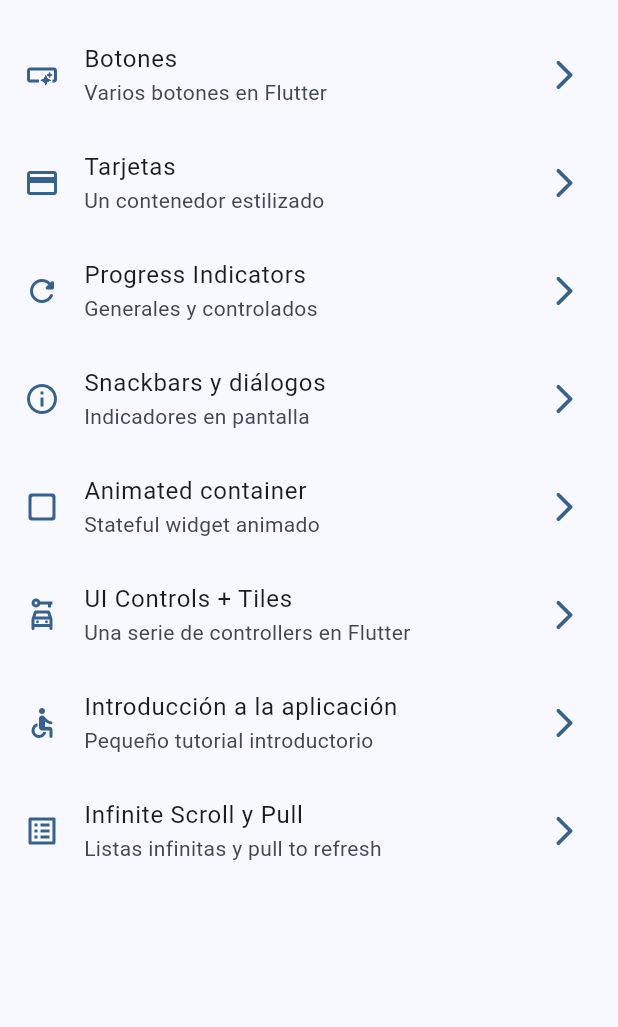
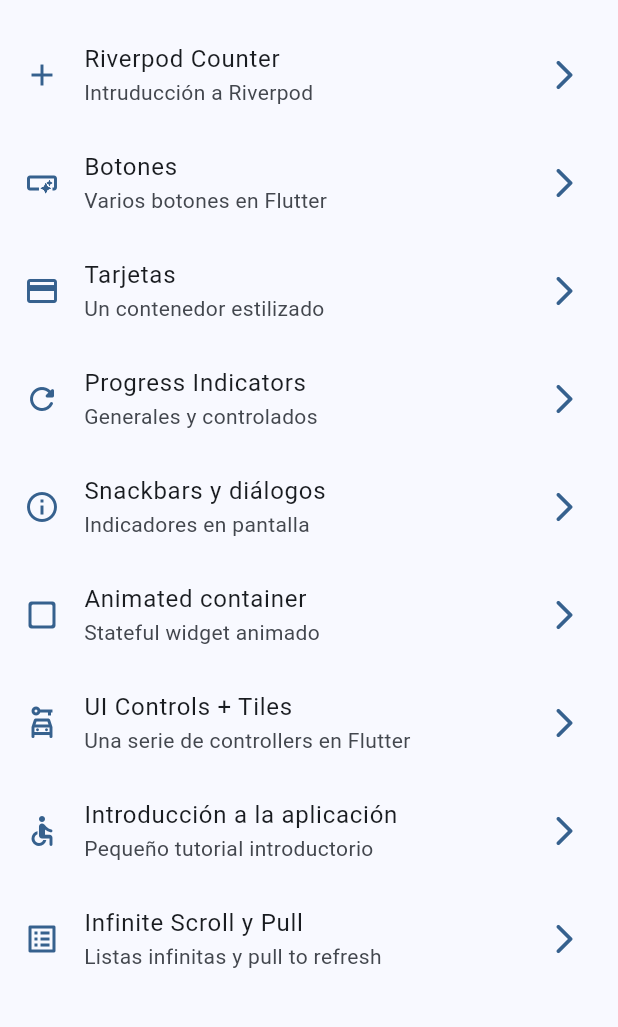
Before and after one commit to luisprmat/flutter-widgets-test, a Flutter app: the screen it shows after launch, on a phone screen of 412 x 824 dp, the part 63-1090 px from its top. Run offline on Flutter 3.47's test engine with Material 3 defaults, Android fonts, the phone set to English and light mode, and no system bars; our stand-ins replace animate_do, go_router.

Commit message:
Prepare screen for Riverpod (Simple counter)

```diff
--- a/lib/config/menu/menu_items.dart
+++ b/lib/config/menu/menu_items.dart
@@ -15,6 +15,13 @@ class MenuItem {
 }
 
 const appMenuItems = <MenuItem>[
+   MenuItem(
+    title: 'Riverpod Counter',
+    subTitle: 'Intruducción a Riverpod',
+    link: '/counter-river',
+    icon: Icons.add,
+  ),
+
   MenuItem(
     title: 'Botones',
     subTitle: 'Varios botones en Flutter',
--- a/lib/config/router/app_router.dart
+++ b/lib/config/router/app_router.dart
@@ -49,5 +49,10 @@ final appRouter = GoRouter(
       name: InfiniteScrollScreen.name,
       builder: (context, state) => InfiniteScrollScreen(),
     ),
+    GoRoute(
+      path: '/counter-river',
+      name: CounterScreen.name,
+      builder: (context, state) => CounterScreen(),
+    ),
   ],
 );
--- a/lib/presentation/screens/screens.dart
+++ b/lib/presentation/screens/screens.dart
@@ -2,6 +2,7 @@ export 'package:widgets_app/presentation/screens/animated/animated_screen.dart';
 export 'package:widgets_app/presentation/screens/app_tutorial/app_tutorial_screen.dart';
 export 'package:widgets_app/presentation/screens/buttons/buttons_screen.dart';
 export 'package:widgets_app/presentation/screens/cards/cards_screen.dart';
+export 'package:widgets_app/presentation/screens/counter/counter_screen.dart';
 export 'package:widgets_app/presentation/screens/home/home_screen.dart';
 export 'package:widgets_app/presentation/screens/infinite_scroll/infinite_scroll_screen.dart';
 export 'package:widgets_app/presentation/screens/progress/progress_screen.dart';
```
Also changed, not shown: lib/presentation/screens/counter/counter_screen.dart (added, +20 -0 lines).
